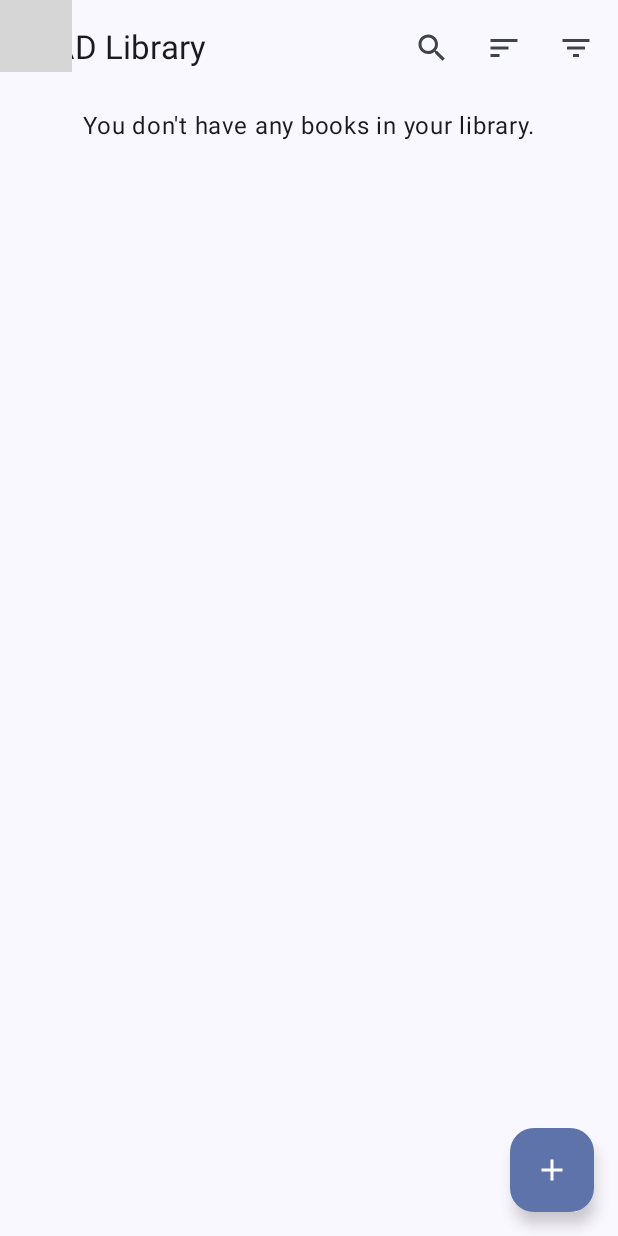
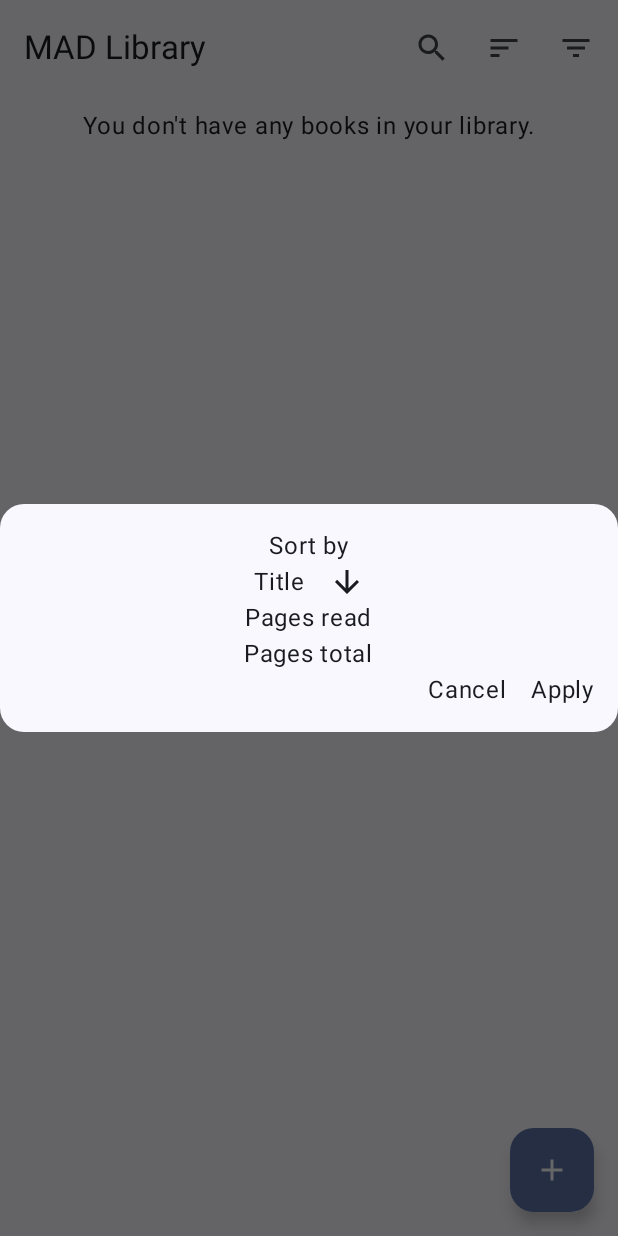
Before and after one commit to b-sass/LibraryManagementSystem, an Android app built with Jetpack Compose: the screen it shows after launch (MainActivity), after a tap on "Sort", on a phone screen of 412 x 824 dp. Run offline under Robolectric (Android 15) with nearby library versions, the phone set to English and light mode, and no system bars; our stand-ins replace Room's generated code; grey boxes are pictures that could not be loaded.

Commit message:
Made sort dialog interactive.

```diff
--- a/app/src/main/java/com/example/bookmanagementsystem/dialogs/SortDialog.kt
+++ b/app/src/main/java/com/example/bookmanagementsystem/dialogs/SortDialog.kt
@@ -17,6 +17,8 @@ import androidx.compose.material3.MaterialTheme
 import androidx.compose.material3.Surface
 import androidx.compose.material3.Text
 import androidx.compose.runtime.Composable
+import androidx.compose.runtime.mutableStateListOf
+import androidx.compose.runtime.remember
 import androidx.compose.ui.Alignment
 import androidx.compose.ui.Modifier
 import androidx.compose.ui.unit.dp
@@ -28,6 +30,9 @@ fun SortDialog(
     viewModel: BookListViewModel,
     onDismissRequest: () -> Unit = {},
 ) {
+
+    val currentSort = remember { mutableStateListOf<String>() }
+    currentSort.addAll(viewModel.appliedSort)
 
     val sorts = listOf(
         "Title",
@@ -49,9 +54,36 @@ fun SortDialog(
                 Text("Sort by")
 
                 for (sort in sorts) {
-                    Row() {
+                    Row(
+                        modifier = Modifier.clickable {
+                            if (currentSort[0] != sort) {
+                                currentSort.clear()
+                                currentSort.addAll(listOf(sort, "Descending"))
+                            } else {
+                                val sortDirection = when (currentSort[1]) {
+                                    "Ascending" -> "Descending"
+                                    "Descending" -> "Ascending"
+                                    else -> "Ascending"
+                                }
+                                currentSort.clear()
+                                currentSort.addAll(listOf(sort, sortDirection))
+                            }
+                        }
+                    ) {
                         Text(sort)
-                        Icon(Icons.Filled.ArrowUpward, contentDescription = "Sort ascending")
+                        if (currentSort[0] == sort) {
+                            Spacer(modifier = Modifier.padding(8.dp))
+                            when (currentSort[1]) {
+                                "Ascending" -> Icon(
+                                    Icons.Filled.ArrowUpward,
+                                    contentDescription = "Sort ascending"
+                                )
+                                "Descending" -> Icon(
+                                    Icons.Filled.ArrowDownward,
+                                    contentDescription = "Sort descending"
+                                )
+                            }
+                        }
                     }
                 }
 
@@ -66,7 +98,10 @@ fun SortDialog(
                     Spacer(modifier = Modifier.padding(8.dp))
                     Text(
                         text = "Apply",
-                        Modifier.clickable { onDismissRequest() }
+                        Modifier.clickable {
+                            viewModel.appliedSort = currentSort
+                            onDismissRequest()
+                        }
                     )
                 }
             }
--- a/app/src/main/java/com/example/bookmanagementsystem/view/BookListView.kt
+++ b/app/src/main/java/com/example/bookmanagementsystem/view/BookListView.kt
@@ -109,7 +109,7 @@ fun BookListView(
 
         // Sorting Dialog
         if (sort) {
-            SortDialog(onDismissRequest = { sort = false })
+            SortDialog(viewModel, onDismissRequest = { sort = false })
         }
 
         Column(
--- a/app/src/main/java/com/example/bookmanagementsystem/viewmodel/BookListViewModel.kt
+++ b/app/src/main/java/com/example/bookmanagementsystem/viewmodel/BookListViewModel.kt
@@ -24,7 +24,7 @@ class BookListViewModel(app: Application) : AndroidViewModel(app) {
     val books = _books.asStateFlow()
 
     var appliedFilters by mutableStateOf(emptyList<String>())
-    var currentSort by mutableStateOf(listOf("Alphabetically", "Descending"))
+    var appliedSort by mutableStateOf(listOf("Title", "Descending"))
 
     init {
         viewModelScope.launch {
```
